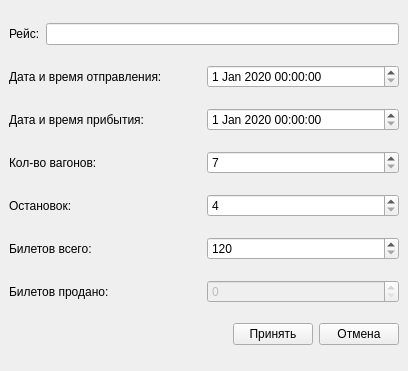
The window that tripaddform.ui (VladRoven/Qt-project-railway-station) describes before a commit, drawn with Qt 5.
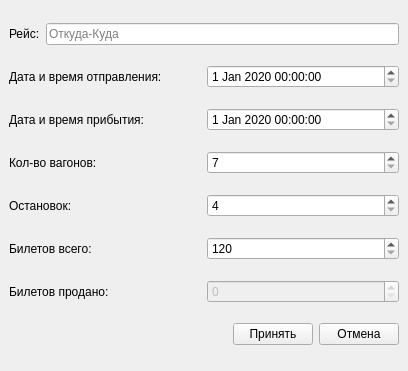
The same window after the commit.

Patch:
```diff
--- a/tripaddform.ui
+++ b/tripaddform.ui
@@ -25,7 +25,11 @@
        </widget>
       </item>
       <item>
-       <widget class="QLineEdit" name="trip_name"/>
+       <widget class="QLineEdit" name="trip_name">
+        <property name="placeholderText">
+         <string>Откуда-Куда</string>
+        </property>
+       </widget>
       </item>
      </layout>
     </item>
```
